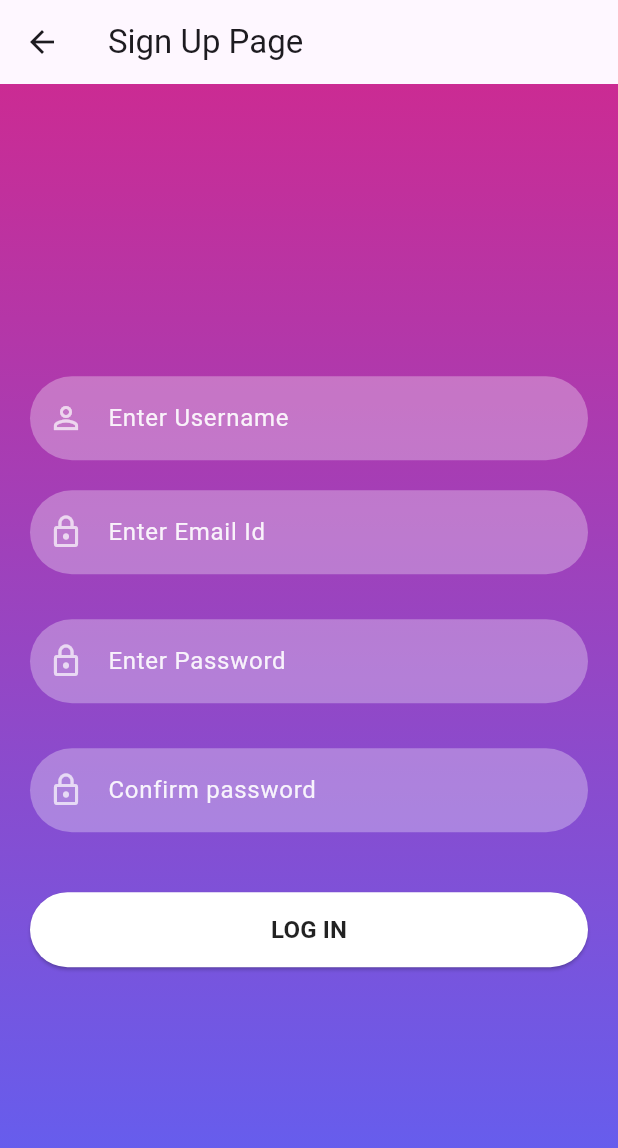
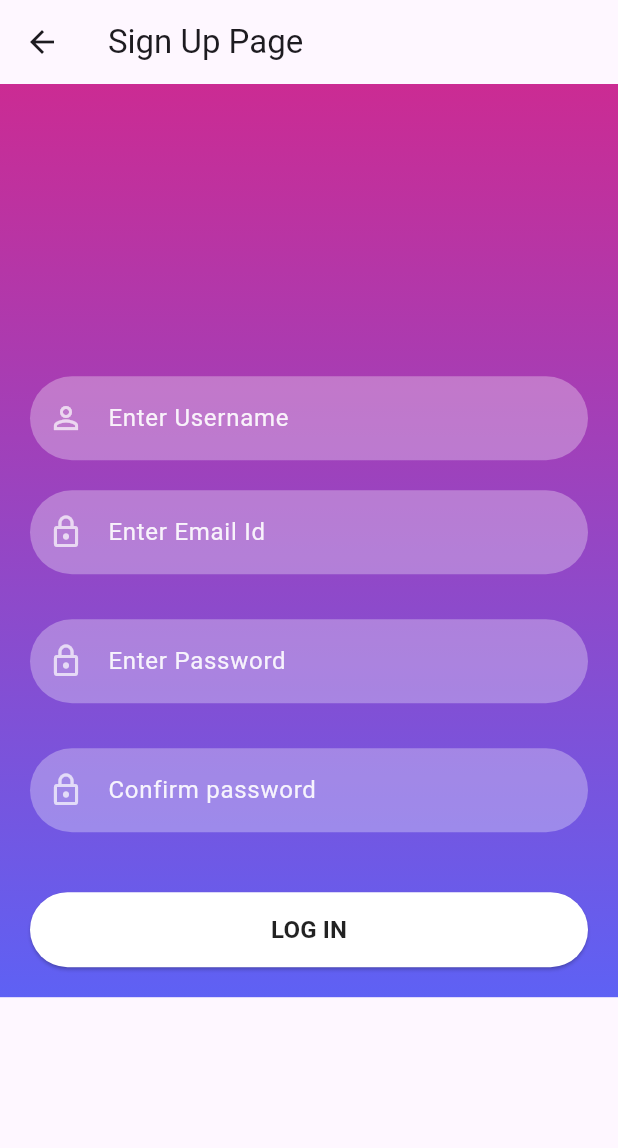
Before and after one commit to great01-cyber/cleanersapp, a Flutter app: the SignUpScreen screen opened directly, on a phone screen of 412 x 824 dp. Shown: the top 1148 px of the screen. Run offline on Flutter 3.47's test engine with Material 3 defaults, Android fonts, the phone set to English and light mode, and no system bars; our stand-ins replace firebase_auth, flutter_local_notifications, flutter_riverpod, fluttertoast, get, image_picker and 3 more; accounts and stored records are empty; generated files the repository leaves out were written again.

```diff
--- a/lib/Cleaner_loginPage.dart
+++ b/lib/Cleaner_loginPage.dart
@@ -53,12 +53,12 @@ class CleanersLoginPage extends StatelessWidget {
                   height: 30,
                 ),
                 reusableTextField("Enter Username", Icons.person_outline, false,
-                    _emailTextController),
+                ),
                 SizedBox(
                   height: 20,
                 ),
                 reusableTextField("Enter Password", Icons.lock_outline, false,
-                    _passwordTextController),
+                ),
                 SizedBox(
                   height: 30,
                 ),
--- a/lib/Services/resuableTextField.dart
+++ b/lib/Services/resuableTextField.dart
@@ -17,12 +17,10 @@ Image logoWidget(String imageName) {
 TextField reusableTextField(
   String text,
   IconData icon,
-  bool isPasswordType,
-  TextEditingController controller, {
+  bool isPasswordType, {
   void Function(String)? func,
 }) {
   return TextField(
-    controller: controller,
     onChanged: func,
     obscureText: isPasswordType,
     enableSuggestions: !isPasswordType,
--- a/lib/SignUpScreeen.dart
+++ b/lib/SignUpScreeen.dart
@@ -2,6 +2,7 @@ import 'package:flutter_riverpod/flutter_riverpod.dart';
 import 'package:uos/HomePage.dart';
 import 'package:flutter/cupertino.dart';
 import 'package:flutter/material.dart';
+import 'package:uos/signUpLogin/appLoader.dart';
 import 'package:uos/signUpLogin/signUp.dart';
 
 import 'Services/Color.dart';
@@ -16,25 +17,23 @@ class SignUpScreen extends ConsumerStatefulWidget {
 }
 
 class _SignUpScreenState extends ConsumerState<SignUpScreen> {
-  TextEditingController _passwordTextController = TextEditingController();
-  TextEditingController _emailTextController = TextEditingController();
   @override
   Widget build(BuildContext context) {
+    final loader = ref.watch(apploaderProvider);
+    final regProvider = ref.watch(signUpProvider);
     return Scaffold(
       appBar: AppBar(
         title: Text("Sign Up Page"),
       ),
-      body: Container(
-        height: MediaQuery.of(context).size.height,
-        width: MediaQuery.of(context)
-            .size
-            .width, // Make it take the full screen height
+      body: loader == false
+          ? Container(
+              width: double.infinity, // full width
               decoration: BoxDecoration(
           gradient: LinearGradient(
             colors: [
               hexStringToColor("CB2B93"),
               hexStringToColor("9546c4"),
-              hexStringToColor("5E61F4")
+                    hexStringToColor("5E61F4"),
                   ],
             begin: Alignment.topCenter,
             end: Alignment.bottomCenter,
@@ -43,7 +42,11 @@ class _SignUpScreenState extends ConsumerState<SignUpScreen> {
         child: SingleChildScrollView(
           child: Padding(
             padding: EdgeInsets.fromLTRB(
-                20, MediaQuery.of(context).size.height * 0.2, 20, 0),
+                    20,
+                    MediaQuery.of(context).size.height * 0.2,
+                    20,
+                    0,
+                  ),
                   child: Column(
               children: <Widget>[
                 SizedBox(
@@ -53,7 +56,6 @@ class _SignUpScreenState extends ConsumerState<SignUpScreen> {
                   "Enter Username",
                   Icons.person_outline,
                   false,
-                  _emailTextController,
                   func: (value) => ref
                       .read(signUpProvider.notifier)
                       .onChangedUsername(value),
@@ -62,17 +64,26 @@ class _SignUpScreenState extends ConsumerState<SignUpScreen> {
                   height: 20,
                 ),
                 reusableTextField("Enter Email Id", Icons.lock_outline, false,
-                    _passwordTextController),
+                        func: (value) => ref
+                            .read(signUpProvider.notifier)
+                            .onChangedUsername(value),
+                      ),
                       SizedBox(
                   height: 30,
                 ),
                 reusableTextField("Enter Password", Icons.lock_outline, false,
-                    _passwordTextController),
+                        func: (value) => ref
+                            .read(signUpProvider.notifier)
+                            .onChangedUsername(value),
+                      ),
                       SizedBox(
                   height: 30,
                 ),
                 reusableTextField("Confirm password", Icons.lock_outline, false,
-                    _passwordTextController),
+                        func: (value) => ref
+                            .read(signUpProvider.notifier)
+                            .onChangedUsername(value),
+                      ),
                       SizedBox(
                   height: 30,
                 ),
@@ -86,6 +97,11 @@ class _SignUpScreenState extends ConsumerState<SignUpScreen> {
             ),
           ),
         ),
+            )
+          : const Center(
+              child: CircularProgressIndicator(
+                backgroundColor: Colors.blue,
+              ),
             ),
     );
   }
```
Also changed, not shown: lib/Supervisor_Login_Page.dart (+2 -5 lines), lib/main.dart (+9 -20 lines). Lines whose indentation alone changed are shown as unchanged.
